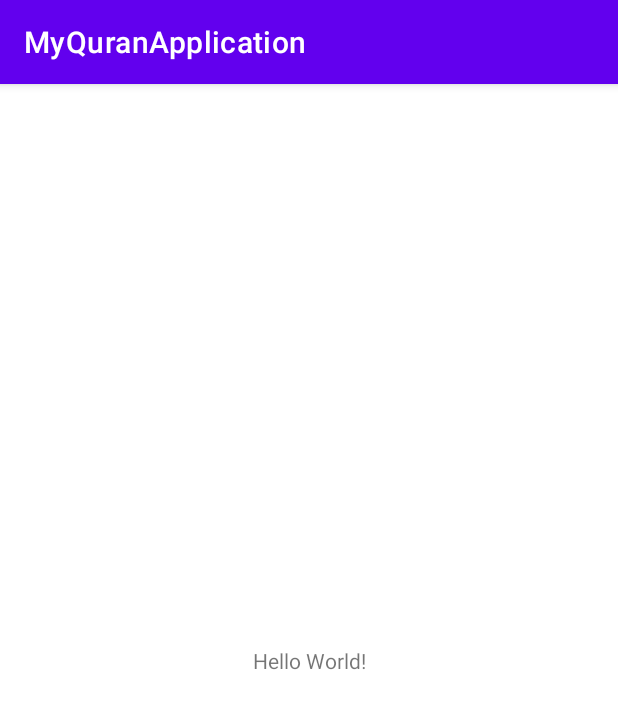
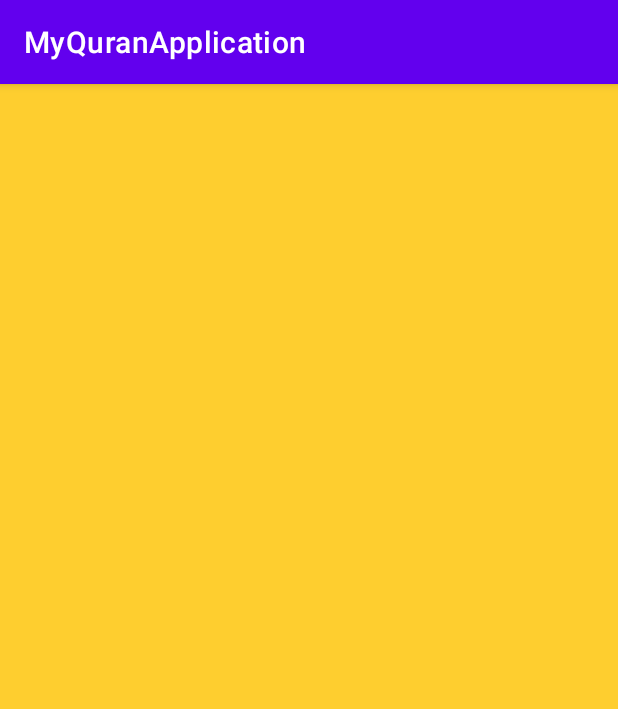
Before and after one commit to AAMNATARIQ/QuranRecordApplication, an Android app: the screen it shows after launch (MainActivity), on a phone screen of 412 x 824 dp. Shown: the top 709 px of the screen. Run offline under Robolectric (Android 15) with nearby library versions, the phone set to English and light mode, and no system bars.

Commit message:
adding imgae for front page

```diff
--- a/app/src/main/AndroidManifest.xml
+++ b/app/src/main/AndroidManifest.xml
@@ -1,6 +1,6 @@
 <?xml version="1.0" encoding="utf-8"?>
 <manifest xmlns:android="http://schemas.android.com/apk/res/android"
-    xmlns:tools="http://schemas.android.com/tools">
+    xmlns:tools="http://schemas.android.com/tools" >
 
     <application
         android:allowBackup="true"
@@ -11,10 +11,10 @@
         android:roundIcon="@mipmap/ic_launcher_round"
         android:supportsRtl="true"
         android:theme="@style/Theme.MyQuranApplication"
-        tools:targetApi="31">
+        tools:targetApi="31" >
         <activity
             android:name=".MainActivity"
-            android:exported="true">
+            android:exported="true" >
             <intent-filter>
                 <action android:name="android.intent.action.MAIN" />
 
--- a/app/src/main/java/amnatariq/org/myquranapplication/MainActivity.java
+++ b/app/src/main/java/amnatariq/org/myquranapplication/MainActivity.java
@@ -1,7 +1,6 @@
 package amnatariq.org.myquranapplication;
 
 import androidx.appcompat.app.AppCompatActivity;
-
 import android.os.Bundle;
 
 public class MainActivity extends AppCompatActivity {
--- a/app/src/main/res/layout/activity_main.xml
+++ b/app/src/main/res/layout/activity_main.xml
@@ -1,18 +1,13 @@
 <?xml version="1.0" encoding="utf-8"?>
-<androidx.constraintlayout.widget.ConstraintLayout xmlns:android="http://schemas.android.com/apk/res/android"
+<androidx.constraintlayout.widget.ConstraintLayout
+    xmlns:android="http://schemas.android.com/apk/res/android"
+    xmlns:tools="http://schemas.android.com/tools"
     xmlns:app="http://schemas.android.com/apk/res-auto"
-    xmlns:tools="http://schemas.android.com/tools"
     android:layout_width="match_parent"
     android:layout_height="match_parent"
-    tools:context=".MainActivity">
+    tools:context=".MainActivity"
+    android:background="#fece2f">
 
-    <TextView
-        android:layout_width="wrap_content"
-        android:layout_height="wrap_content"
-        android:text="Hello World!"
-        app:layout_constraintBottom_toBottomOf="parent"
-        app:layout_constraintEnd_toEndOf="parent"
-        app:layout_constraintStart_toStartOf="parent"
-        app:layout_constraintTop_toTopOf="parent" />
 
-</androidx.constraintlayout.widget.ConstraintLayout>
+
+  </androidx.constraintlayout.widget.ConstraintLayout>
```
Also changed, not shown: app/src/main/res/drawable-v24/al-quran-illustration-vector.jpg (added).
